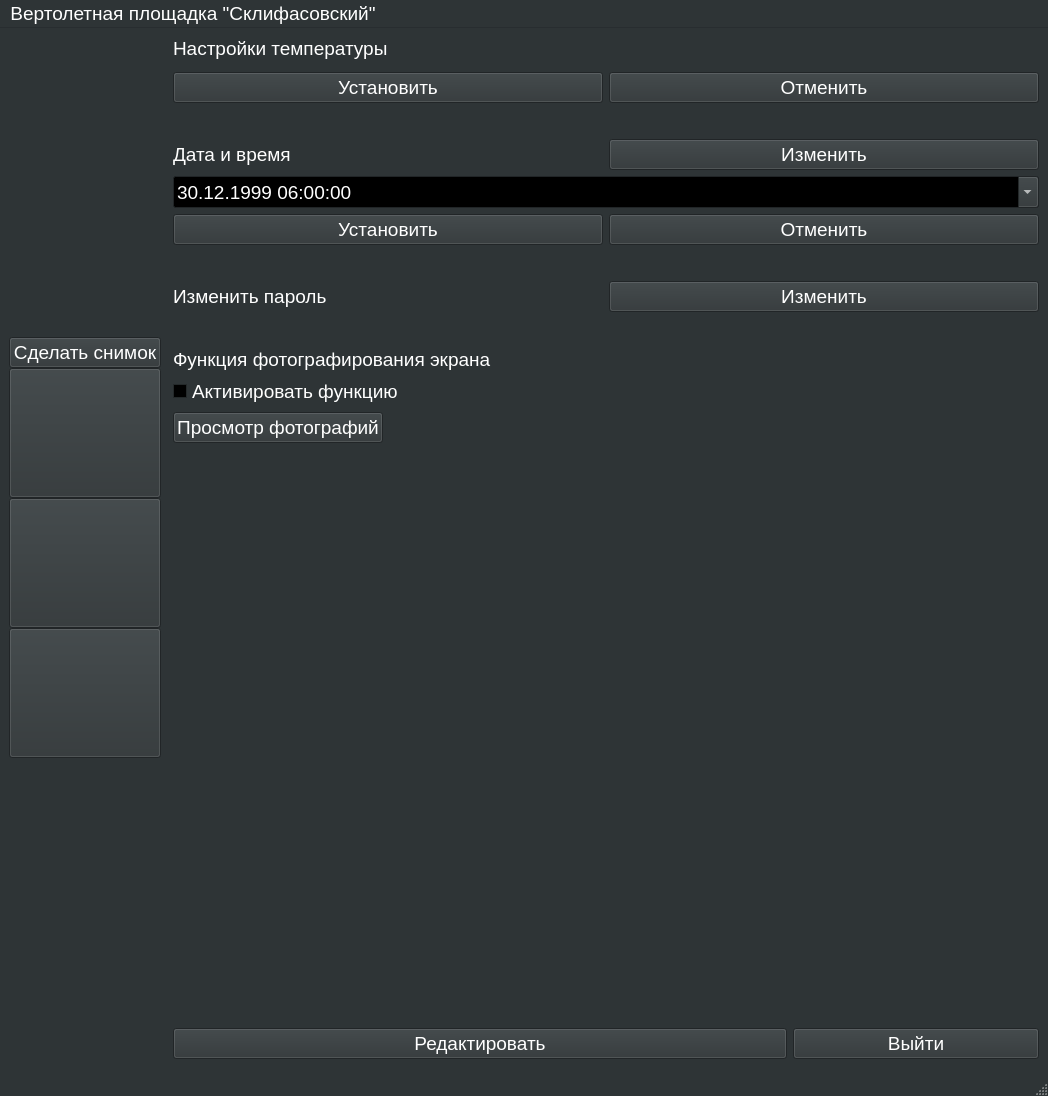
The window that settings.ui (Aleks-h/Helipad) describes before a commit, drawn with Qt 5.
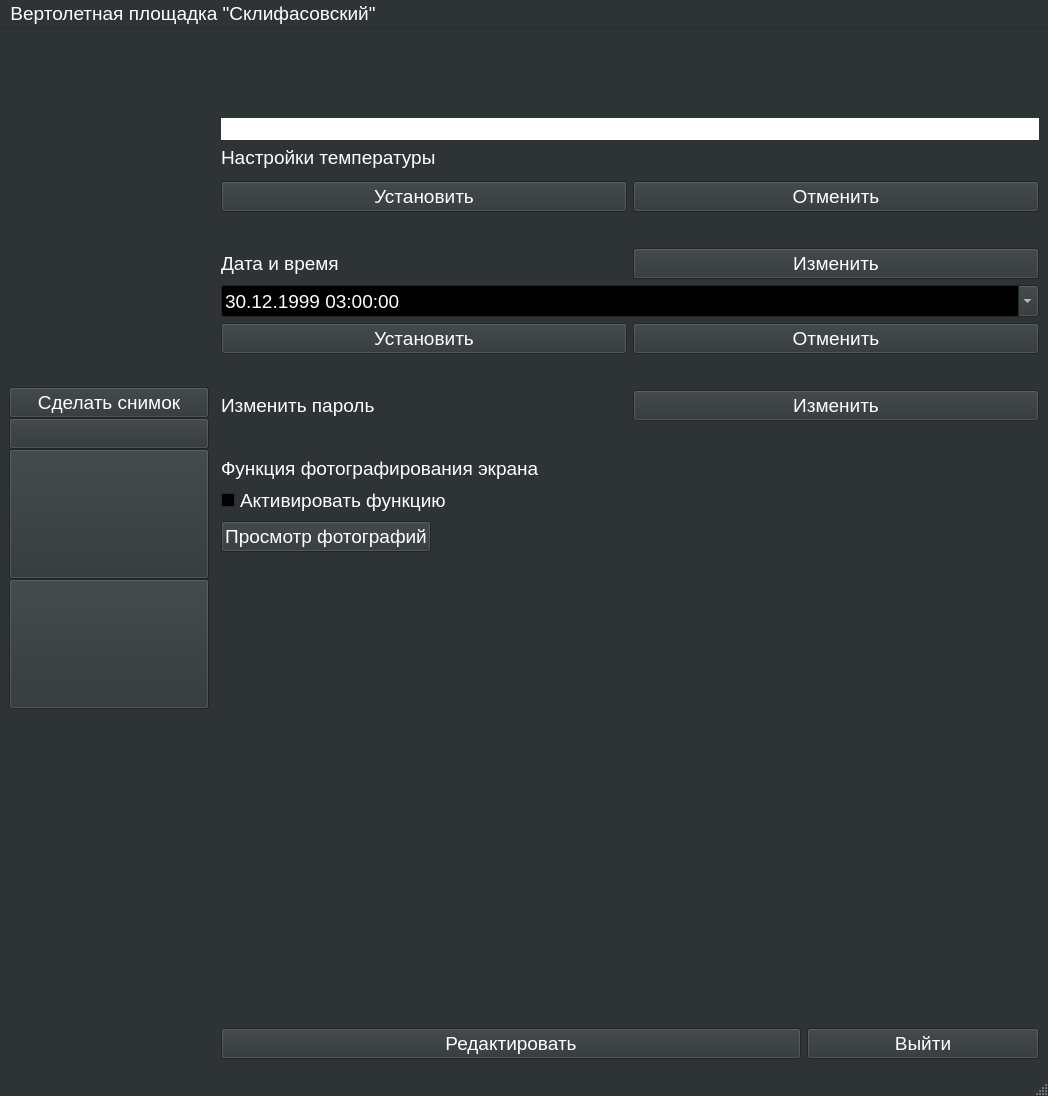
The same window after the commit. Icons and pictures are not drawn.

What changed in the file:
```diff
--- a/settings.ui
+++ b/settings.ui
@@ -461,6 +461,8 @@
    <string>MainWindow</string>
   </property>
   <widget class="QWidget" name="centralwidget">
+   <layout class="QHBoxLayout" name="horizontalLayout_4">
+    <item>
    <layout class="QHBoxLayout" name="horizontalLayout_3">
     <item>
      <layout class="QHBoxLayout" name="horizontalLayout_6" stretch="0,0">
@@ -481,12 +483,12 @@
            <enum>Qt::Vertical</enum>
           </property>
           <property name="sizeType">
-           <enum>QSizePolicy::Minimum</enum>
+             <enum>QSizePolicy::Expanding</enum>
           </property>
           <property name="sizeHint" stdset="0">
            <size>
             <width>20</width>
-            <height>300</height>
+              <height>40</height>
            </size>
           </property>
          </spacer>
@@ -500,6 +502,12 @@
         </item>
         <item>
          <widget class="QPushButton" name="pushButton_13">
+            <property name="minimumSize">
+             <size>
+              <width>200</width>
+              <height>0</height>
+             </size>
+            </property>
           <property name="maximumSize">
            <size>
             <width>200</width>
@@ -591,12 +599,12 @@
            <enum>Qt::Vertical</enum>
           </property>
           <property name="sizeType">
-           <enum>QSizePolicy::Minimum</enum>
+             <enum>QSizePolicy::Expanding</enum>
           </property>
           <property name="sizeHint" stdset="0">
            <size>
             <width>20</width>
-            <height>300</height>
+              <height>40</height>
            </size>
           </property>
          </spacer>
@@ -604,7 +612,7 @@
        </layout>
       </item>
       <item>
-       <layout class="QVBoxLayout" name="verticalLayout_7" stretch="">
+         <layout class="QVBoxLayout" name="verticalLayout_7">
         <property name="spacing">
          <number>10</number>
         </property>
@@ -615,6 +623,458 @@
     <item>
      <layout class="QFormLayout" name="formLayout_2">
       <item row="1" column="1">
+         <widget class="QLabel" name="label">
+          <property name="palette">
+           <palette>
+            <active>
+             <colorrole role="WindowText">
+              <brush brushstyle="SolidPattern">
+               <color alpha="255">
+                <red>238</red>
+                <green>238</green>
+                <blue>236</blue>
+               </color>
+              </brush>
+             </colorrole>
+             <colorrole role="Button">
+              <brush brushstyle="SolidPattern">
+               <color alpha="255">
+                <red>255</red>
+                <green>255</green>
+                <blue>255</blue>
+               </color>
+              </brush>
+             </colorrole>
+             <colorrole role="Light">
+              <brush brushstyle="SolidPattern">
+               <color alpha="255">
+                <red>255</red>
+                <green>255</green>
+                <blue>255</blue>
+               </color>
+              </brush>
+             </colorrole>
+             <colorrole role="Midlight">
+              <brush brushstyle="SolidPattern">
+               <color alpha="255">
+                <red>246</red>
+                <green>246</green>
+                <blue>245</blue>
+               </color>
+              </brush>
+             </colorrole>
+             <colorrole role="Dark">
+              <brush brushstyle="SolidPattern">
+               <color alpha="255">
+                <red>238</red>
+                <green>238</green>
+                <blue>236</blue>
+               </color>
+              </brush>
+             </colorrole>
+             <colorrole role="Mid">
+              <brush brushstyle="SolidPattern">
+               <color alpha="255">
+                <red>238</red>
+                <green>238</green>
+                <blue>236</blue>
+               </color>
+              </brush>
+             </colorrole>
+             <colorrole role="Text">
+              <brush brushstyle="SolidPattern">
+               <color alpha="255">
+                <red>0</red>
+                <green>0</green>
+                <blue>0</blue>
+               </color>
+              </brush>
+             </colorrole>
+             <colorrole role="BrightText">
+              <brush brushstyle="SolidPattern">
+               <color alpha="255">
+                <red>255</red>
+                <green>255</green>
+                <blue>255</blue>
+               </color>
+              </brush>
+             </colorrole>
+             <colorrole role="ButtonText">
+              <brush brushstyle="SolidPattern">
+               <color alpha="255">
+                <red>238</red>
+                <green>238</green>
+                <blue>236</blue>
+               </color>
+              </brush>
+             </colorrole>
+             <colorrole role="Base">
+              <brush brushstyle="SolidPattern">
+               <color alpha="255">
+                <red>255</red>
+                <green>255</green>
+                <blue>255</blue>
+               </color>
+              </brush>
+             </colorrole>
+             <colorrole role="Window">
+              <brush brushstyle="SolidPattern">
+               <color alpha="255">
+                <red>255</red>
+                <green>255</green>
+                <blue>255</blue>
+               </color>
+              </brush>
+             </colorrole>
+             <colorrole role="Shadow">
+              <brush brushstyle="SolidPattern">
+               <color alpha="255">
+                <red>238</red>
+                <green>238</green>
+                <blue>236</blue>
+               </color>
+              </brush>
+             </colorrole>
+             <colorrole role="AlternateBase">
+              <brush brushstyle="SolidPattern">
+               <color alpha="255">
+                <red>246</red>
+                <green>246</green>
+                <blue>245</blue>
+               </color>
+              </brush>
+             </colorrole>
+             <colorrole role="ToolTipBase">
+              <brush brushstyle="SolidPattern">
+               <color alpha="255">
+                <red>255</red>
+                <green>255</green>
+                <blue>220</blue>
+               </color>
+              </brush>
+             </colorrole>
+             <colorrole role="ToolTipText">
+              <brush brushstyle="SolidPattern">
+               <color alpha="255">
+                <red>0</red>
+                <green>0</green>
+                <blue>0</blue>
+               </color>
+              </brush>
+             </colorrole>
+             <colorrole role="PlaceholderText">
+              <brush brushstyle="SolidPattern">
+               <color alpha="255">
+                <red>238</red>
+                <green>238</green>
+                <blue>236</blue>
+               </color>
+              </brush>
+             </colorrole>
+            </active>
+            <inactive>
+             <colorrole role="WindowText">
+              <brush brushstyle="SolidPattern">
+               <color alpha="255">
+                <red>238</red>
+                <green>238</green>
+                <blue>236</blue>
+               </color>
+              </brush>
+             </colorrole>
+             <colorrole role="Button">
+              <brush brushstyle="SolidPattern">
+               <color alpha="255">
+                <red>255</red>
+                <green>255</green>
+                <blue>255</blue>
+               </color>
+              </brush>
+             </colorrole>
+             <colorrole role="Light">
+              <brush brushstyle="SolidPattern">
+               <color alpha="255">
+                <red>255</red>
+                <green>255</green>
+                <blue>255</blue>
+               </color>
+              </brush>
+             </colorrole>
+             <colorrole role="Midlight">
+              <brush brushstyle="SolidPattern">
+               <color alpha="255">
+                <red>246</red>
+                <green>246</green>
+                <blue>245</blue>
+               </color>
+              </brush>
+             </colorrole>
+             <colorrole role="Dark">
+              <brush brushstyle="SolidPattern">
+               <color alpha="255">
+                <red>119</red>
+                <green>119</green>
+                <blue>118</blue>
+               </color>
+              </brush>
+             </colorrole>
+             <colorrole role="Mid">
+              <brush brushstyle="SolidPattern">
+               <color alpha="255">
+                <red>159</red>
+                <green>159</green>
+                <blue>157</blue>
+               </color>
+              </brush>
+             </colorrole>
+             <colorrole role="Text">
+              <brush brushstyle="SolidPattern">
+               <color alpha="255">
+                <red>0</red>
+                <green>0</green>
+                <blue>0</blue>
+               </color>
+              </brush>
+             </colorrole>
+             <colorrole role="BrightText">
+              <brush brushstyle="SolidPattern">
+               <color alpha="255">
+                <red>255</red>
+                <green>255</green>
+                <blue>255</blue>
+               </color>
+              </brush>
+             </colorrole>
+             <colorrole role="ButtonText">
+              <brush brushstyle="SolidPattern">
+               <color alpha="255">
+                <red>238</red>
+                <green>238</green>
+                <blue>236</blue>
+               </color>
+              </brush>
+             </colorrole>
+             <colorrole role="Base">
+              <brush brushstyle="SolidPattern">
+               <color alpha="255">
+                <red>255</red>
+                <green>255</green>
+                <blue>255</blue>
+               </color>
+              </brush>
+             </colorrole>
+             <colorrole role="Window">
+              <brush brushstyle="SolidPattern">
+               <color alpha="255">
+                <red>255</red>
+                <green>255</green>
+                <blue>255</blue>
+               </color>
+              </brush>
+             </colorrole>
+             <colorrole role="Shadow">
+              <brush brushstyle="SolidPattern">
+               <color alpha="255">
+                <red>238</red>
+                <green>238</green>
+                <blue>236</blue>
+               </color>
+              </brush>
+             </colorrole>
+             <colorrole role="AlternateBase">
+              <brush brushstyle="SolidPattern">
+               <color alpha="255">
+                <red>246</red>
+                <green>246</green>
+                <blue>245</blue>
+               </color>
+              </brush>
+             </colorrole>
+             <colorrole role="ToolTipBase">
+              <brush brushstyle="SolidPattern">
+               <color alpha="255">
+                <red>255</red>
+                <green>255</green>
+                <blue>220</blue>
+               </color>
+              </brush>
+             </colorrole>
+             <colorrole role="ToolTipText">
+              <brush brushstyle="SolidPattern">
+               <color alpha="255">
+                <red>0</red>
+                <green>0</green>
+                <blue>0</blue>
+               </color>
+              </brush>
+             </colorrole>
+             <colorrole role="PlaceholderText">
+              <brush brushstyle="SolidPattern">
+               <color alpha="255">
+                <red>238</red>
+                <green>238</green>
+                <blue>236</blue>
+               </color>
+              </brush>
+             </colorrole>
+            </inactive>
+            <disabled>
+             <colorrole role="WindowText">
+              <brush brushstyle="SolidPattern">
+               <color alpha="255">
+                <red>119</red>
+                <green>119</green>
+                <blue>118</blue>
+               </color>
+              </brush>
+             </colorrole>
+             <colorrole role="Button">
+              <brush brushstyle="SolidPattern">
+               <color alpha="255">
+                <red>255</red>
+                <green>255</green>
+                <blue>255</blue>
+               </color>
+              </brush>
+             </colorrole>
+             <colorrole role="Light">
+              <brush brushstyle="SolidPattern">
+               <color alpha="255">
+                <red>255</red>
+                <green>255</green>
+                <blue>255</blue>
+               </color>
+              </brush>
+             </colorrole>
+             <colorrole role="Midlight">
+              <brush brushstyle="SolidPattern">
+               <color alpha="255">
+                <red>246</red>
+                <green>246</green>
+                <blue>245</blue>
+               </color>
+              </brush>
+             </colorrole>
+             <colorrole role="Dark">
+              <brush brushstyle="SolidPattern">
+               <color alpha="255">
+                <red>119</red>
+                <green>119</green>
+                <blue>118</blue>
+               </color>
+              </brush>
+             </colorrole>
+             <colorrole role="Mid">
+              <brush brushstyle="SolidPattern">
+               <color alpha="255">
+                <red>159</red>
+                <green>159</green>
+                <blue>157</blue>
+               </color>
+              </brush>
+             </colorrole>
+             <colorrole role="Text">
+              <brush brushstyle="SolidPattern">
+               <color alpha="255">
+                <red>119</red>
+                <green>119</green>
+                <blue>118</blue>
+               </color>
+              </brush>
+             </colorrole>
+             <colorrole role="BrightText">
+              <brush brushstyle="SolidPattern">
+               <color alpha="255">
+                <red>255</red>
+                <green>255</green>
+                <blue>255</blue>
+               </color>
+              </brush>
+             </colorrole>
+             <colorrole role="ButtonText">
+              <brush brushstyle="SolidPattern">
+               <color alpha="255">
+                <red>119</red>
+                <green>119</green>
+                <blue>118</blue>
+               </color>
+              </brush>
+             </colorrole>
+             <colorrole role="Base">
+              <brush brushstyle="SolidPattern">
+               <color alpha="255">
+                <red>255</red>
+                <green>255</green>
+                <blue>255</blue>
+               </color>
+              </brush>
+             </colorrole>
+             <colorrole role="Window">
+              <brush brushstyle="SolidPattern">
+               <color alpha="255">
+                <red>255</red>
+                <green>255</green>
+                <blue>255</blue>
+               </color>
+              </brush>
+             </colorrole>
+             <colorrole role="Shadow">
+              <brush brushstyle="SolidPattern">
+               <color alpha="255">
+                <red>238</red>
+                <green>238</green>
+                <blue>236</blue>
+               </color>
+              </brush>
+             </colorrole>
+             <colorrole role="AlternateBase">
+              <brush brushstyle="SolidPattern">
+               <color alpha="255">
+                <red>238</red>
+                <green>238</green>
+                <blue>236</blue>
+               </color>
+              </brush>
+             </colorrole>
+             <colorrole role="ToolTipBase">
+              <brush brushstyle="SolidPattern">
+               <color alpha="255">
+                <red>255</red>
+                <green>255</green>
+                <blue>220</blue>
+               </color>
+              </brush>
+             </colorrole>
+             <colorrole role="ToolTipText">
+              <brush brushstyle="SolidPattern">
+               <color alpha="255">
+                <red>0</red>
+                <green>0</green>
+                <blue>0</blue>
+               </color>
+              </brush>
+             </colorrole>
+             <colorrole role="PlaceholderText">
+              <brush brushstyle="SolidPattern">
+               <color alpha="255">
+                <red>238</red>
+                <green>238</green>
+                <blue>236</blue>
+               </color>
+              </brush>
+             </colorrole>
+            </disabled>
+           </palette>
+          </property>
+          <property name="styleSheet">
+           <string notr="true">background-color: white;</string>
+          </property>
+          <property name="text">
+           <string/>
+          </property>
+         </widget>
+        </item>
+        <item row="2" column="1">
        <widget class="QLabel" name="label_13">
         <property name="font">
          <font>
@@ -626,10 +1086,10 @@
         </property>
        </widget>
       </item>
-      <item row="3" column="1">
-       <layout class="QHBoxLayout" name="horizontalLayout_2"/>
-      </item>
       <item row="4" column="1">
+         <layout class="QHBoxLayout" name="horizontalLayout_2"/>
+        </item>
+        <item row="5" column="1">
        <layout class="QHBoxLayout" name="horizontalLayout_8">
         <item>
          <widget class="QPushButton" name="pushButton_16">
@@ -647,7 +1107,7 @@
         </item>
        </layout>
       </item>
-      <item row="5" column="1">
+        <item row="6" column="1">
        <layout class="QHBoxLayout" name="horizontalLayout_10">
         <property name="topMargin">
          <number>30</number>
@@ -668,7 +1128,7 @@
         </item>
        </layout>
       </item>
-      <item row="6" column="1">
+        <item row="7" column="1">
        <widget class="QDateTimeEdit" name="dateTimeEdit">
         <property name="palette">
          <palette>
@@ -790,7 +1250,7 @@
         </property>
         <property name="dateTime">
          <datetime>
-          <hour>6</hour>
+            <hour>3</hour>
           <minute>0</minute>
           <second>0</second>
           <year>1999</year>
@@ -809,7 +1269,7 @@
         </property>
        </widget>
       </item>
-      <item row="7" column="1">
+        <item row="8" column="1">
        <layout class="QHBoxLayout" name="horizontalLayout_9">
         <item>
          <widget class="QPushButton" name="pushButton_18">
@@ -864,7 +1324,7 @@
         </item>
        </layout>
       </item>
-      <item row="8" column="1">
+        <item row="9" column="1">
        <layout class="QHBoxLayout" name="horizontalLayout_11">
         <property name="topMargin">
          <number>30</number>
@@ -888,7 +1348,7 @@
         </item>
        </layout>
       </item>
-      <item row="15" column="1">
+        <item row="16" column="1">
        <layout class="QFormLayout" name="formLayout">
         <item row="6" column="0">
          <widget class="QLabel" name="label_3">
@@ -956,20 +1416,20 @@
         </item>
        </layout>
       </item>
-      <item row="16" column="1">
-       <spacer name="verticalSpacer_2">
-        <property name="orientation">
-         <enum>Qt::Vertical</enum>
-        </property>
-        <property name="sizeHint" stdset="0">
-         <size>
-          <width>20</width>
-          <height>40</height>
-         </size>
-        </property>
-       </spacer>
-      </item>
       <item row="17" column="1">
+         <spacer name="verticalSpacer_2">
+          <property name="orientation">
+           <enum>Qt::Vertical</enum>
+          </property>
+          <property name="sizeHint" stdset="0">
+           <size>
+            <width>20</width>
+            <height>40</height>
+           </size>
+          </property>
+         </spacer>
+        </item>
+        <item row="18" column="1">
        <layout class="QHBoxLayout" name="horizontalLayout" stretch="5,2">
         <item>
          <widget class="QPushButton" name="ChangeSetting">
@@ -984,6 +1444,24 @@
            <string>Выйти</string>
           </property>
          </widget>
+          </item>
+         </layout>
+        </item>
+        <item row="0" column="1">
+         <spacer name="verticalSpacer">
+          <property name="orientation">
+           <enum>Qt::Vertical</enum>
+          </property>
+          <property name="sizeType">
+           <enum>QSizePolicy::Minimum</enum>
+          </property>
+          <property name="sizeHint" stdset="0">
+           <size>
+            <width>20</width>
+            <height>75</height>
+           </size>
+          </property>
+         </spacer>
         </item>
        </layout>
       </item>
```
Lines whose indentation alone changed are shown as unchanged.
